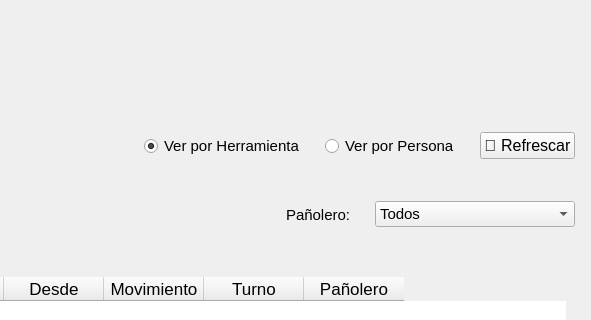
Before: the Qt Designer form blustock/ui/screens_uis/deudas.ui in MaxAPBusiness/Blustock, drawn with Qt 5; both pictures show x 421 to 1012 and y 0 to 320 of the 1012 by 534 pixel window.
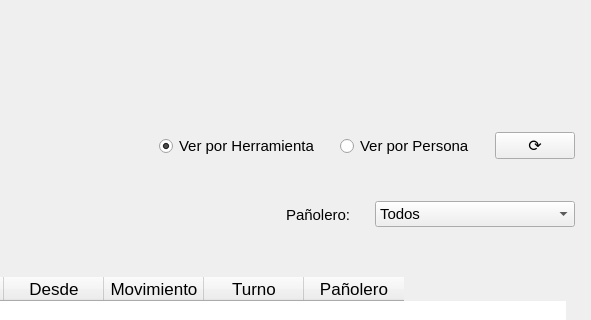
After: the same form once the commit is applied. Icons and pictures are not drawn.

Commit message: Rediseñé los botones de refrescar.

The edit to the form file:
```diff
--- a/blustock/ui/screens_uis/deudas.ui
+++ b/blustock/ui/screens_uis/deudas.ui
@@ -160,7 +160,7 @@
           </font>
          </property>
          <property name="text">
-          <string>🔄 Refrescar</string>
+          <string>⟳</string>
          </property>
         </widget>
        </item>
```
The commit also changes 10 other files.
